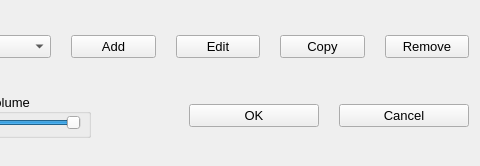
Qt form mainwnd.ui (stele95/LinVAM) before a commit; both pictures show x 340 to 820 and y 0 to 166 of the 820 by 166 pixel window.
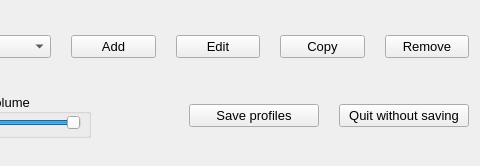
The same form after that commit.

Commit message: change text on buttons on main screen

```diff
--- a/mainwnd.ui
+++ b/mainwnd.ui
@@ -110,7 +110,7 @@
         </size>
        </property>
        <property name="text">
-        <string>OK</string>
+        <string>Save profiles</string>
        </property>
       </widget>
      </item>
@@ -123,7 +123,7 @@
         </size>
        </property>
        <property name="text">
-        <string>Cancel</string>
+        <string>Quit without saving</string>
        </property>
       </widget>
      </item>
```
Left out of the diff: 4 changed lines with no effect on the pictures. The commit also changes 2 other files.
